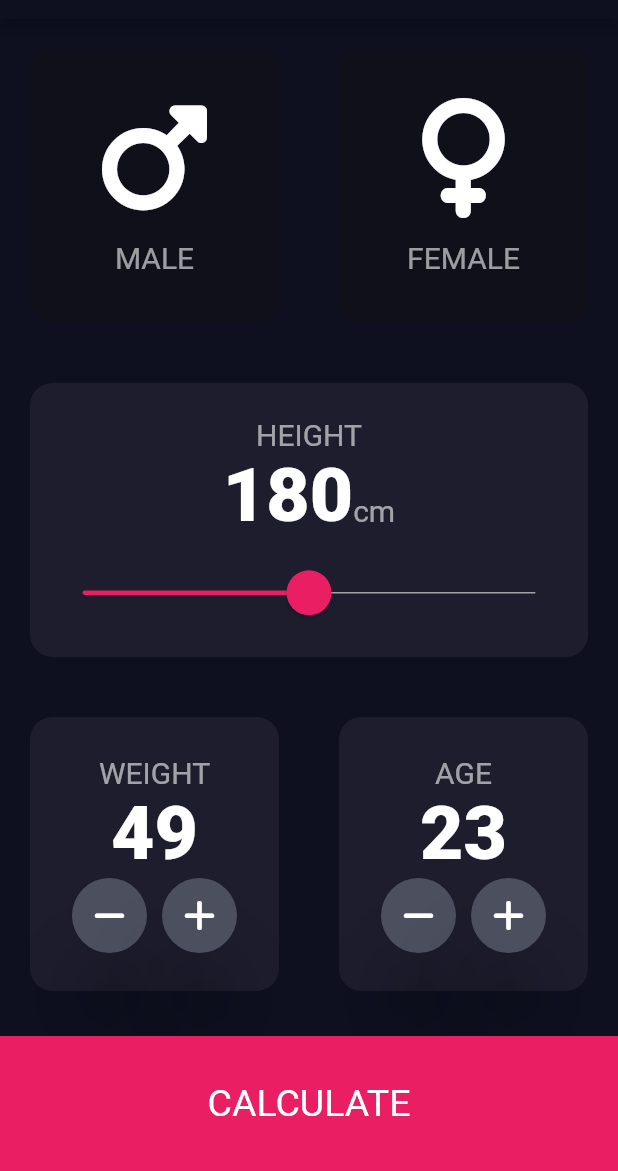
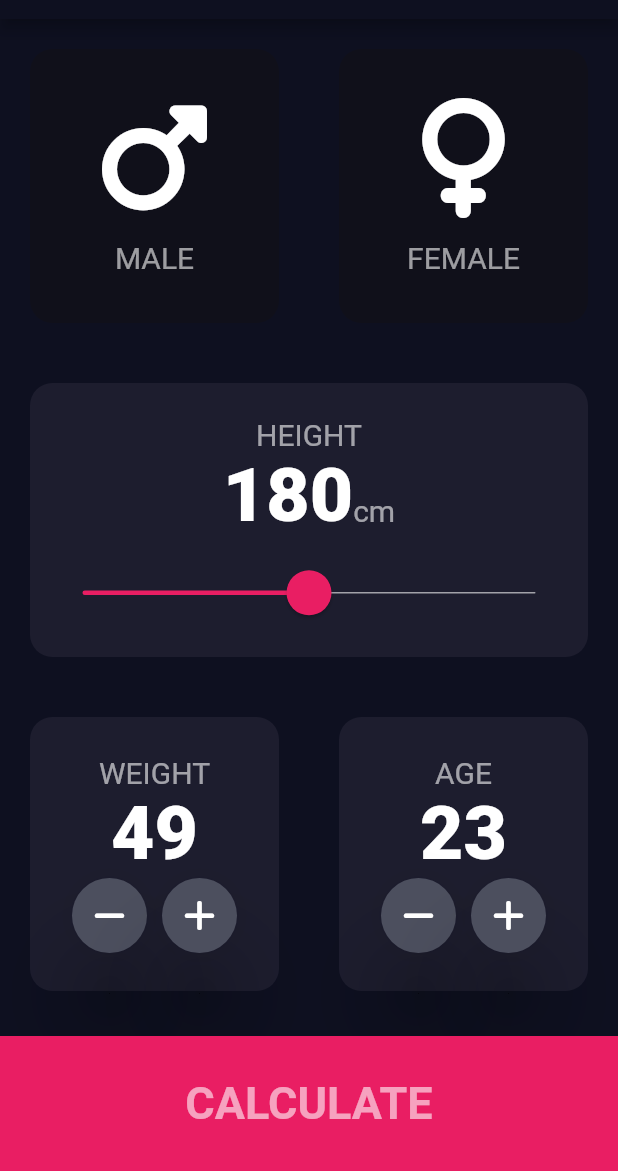
Before and after one commit to aleks007ua/bmi_calculator, a Flutter app: the screen it shows after launch, on a phone screen of 412 x 824 dp, the part 65-1236 px from its top. Run offline on Flutter 3.47's test engine with Material 2 defaults, Android fonts, the phone set to English and light mode, and no system bars; our stand-ins replace font_awesome_flutter.

Commit message:
create newClass BottomButton, add Function, fix bugs

```diff
--- /dev/null
+++ b/lib/bottom_button.dart
@@ -0,0 +1,31 @@
+import 'package:flutter/material.dart';
+import 'constains.dart';
+
+class BottomButton extends StatelessWidget {
+  final void Function() onTap;
+  final String? buttomTitle;
+
+  BottomButton({
+    required this.onTap,
+    required this.buttomTitle,
+  });
+
+  @override
+  Widget build(BuildContext context) {
+    return GestureDetector(
+      onTap: onTap,
+      child: Container(
+        color: bottomContainerColour,
+        margin: EdgeInsets.only(top: 10.0),
+        width: double.infinity,
+        height: bottomContainerHeidth,
+        child: Center(
+          child: Text(
+            buttomTitle!,
+            style: largeButtonTextStyle,
+          ),
+        ),
+      ),
+    );
+  }
+}
--- a/lib/constains.dart
+++ b/lib/constains.dart
@@ -16,10 +16,34 @@ const numberTextStyle = TextStyle(
   fontWeight: FontWeight.w900,
 );
 
+
+
 const iconTextStyle = TextStyle(
   fontSize: 20,
   color: Color.fromARGB(150, 255, 255, 255),
 );
 
+const largeButtonTextStyle = TextStyle(
+  fontSize: 30,
+  color: Color.fromARGB(150, 255, 255, 255),
+  fontWeight: FontWeight.bold,
+);
+
+const resultTextFirstTextStyle = TextStyle(
+  fontSize: 30,
+  color: Color.fromARGB(211, 90, 252, 139),
+  fontWeight: FontWeight.bold,
+);
+
+const resultNumberTextStyle = TextStyle(
+  fontSize: 80,
+  fontWeight: FontWeight.w900,
+);
+
+const resultTextFinalTextStyle = TextStyle(
+  fontSize: 25,
+  fontWeight: FontWeight.w300,
+);
+
 const minSliderValue = 155.0;
 const maxSliderValue = 205.0;
--- a/lib/input_page.dart
+++ b/lib/input_page.dart
@@ -1,11 +1,10 @@
-import 'dart:isolate';
-
 import 'package:flutter/material.dart';
 import 'package:font_awesome_flutter/font_awesome_flutter.dart';
 import 'icon_content.dart';
 import 'reusable_card.dart';
 import 'constains.dart';
 import 'results_page.dart';
+import 'bottom_button.dart';
 
 enum Gender {
   male,
@@ -231,36 +230,26 @@ class _InputPageState extends State<InputPage> {
               ],
             ),
           ),
-          GestureDetector(
+          BottomButton(
             onTap: () {
               Navigator.push(
-                context, MaterialPageRoute(
-                  builder: ((context){
+                context,
+                MaterialPageRoute(
+                  builder: ((context) {
                     return ResultsPage();
-              }),
+                  }),
                 ),
               );
             },
-            child: Container(
-              color: bottomContainerColour,
-              margin: EdgeInsets.only(top: 10.0),
-              width: double.infinity,
-              height: bottomContainerHeidth,
-              child: Center(
-                child: Text(
-                  'CALCULATE',
-                  style: TextStyle(
-                    fontSize: 25,
-                  ),
-                ),
-              ),
-            ),
+            buttomTitle: 'CALCULATE',
           ),
         ],
       ),
     );
   }
 }
+
+
 
 class RoundIconButton extends StatelessWidget {
   RoundIconButton({this.icon, required this.onPressed});
```
Also changed, not shown: lib/results_page.dart (+68 -4 lines).
